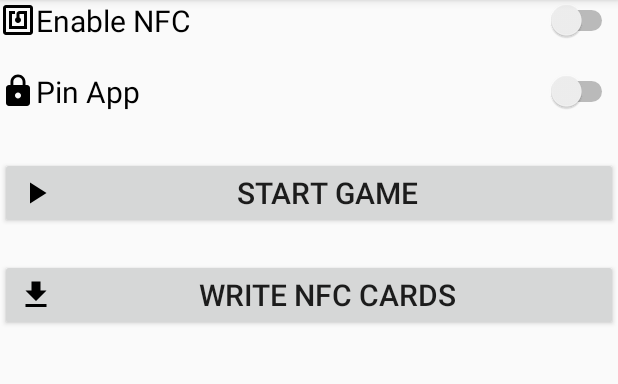
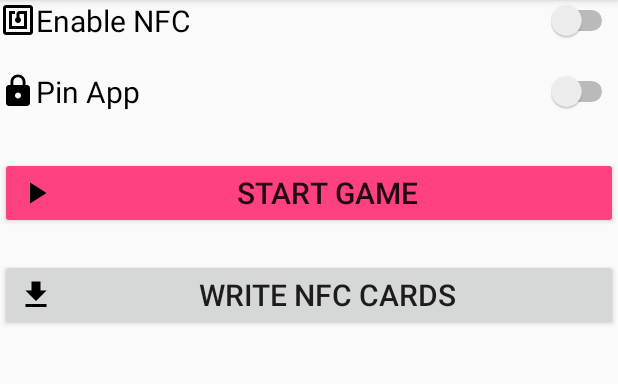
Before and after one commit to bachmmmar/nfc_sounds, an Android app: the screen it shows after launch (IntroductionActivity), on a phone screen of 412 x 824 dp, the part 84-468 px from its top. Run offline under Robolectric (Android 15) with nearby library versions, the light colour scheme and no system bars; 1 statement that could not run was skipped.

Commit message:
Introduction screen with helper video

```diff
--- a/app/src/main/java/com/bachmann/nfcsound/IntroductionActivity.java
+++ b/app/src/main/java/com/bachmann/nfcsound/IntroductionActivity.java
@@ -4,6 +4,8 @@ import android.app.AlertDialog;
 import android.content.DialogInterface;
 import android.content.Intent;
 import android.content.pm.ActivityInfo;
+import android.media.MediaPlayer;
+import android.net.Uri;
 import android.nfc.NfcAdapter;
 import android.os.Bundle;
 import android.support.v7.app.AppCompatActivity;
@@ -11,6 +13,7 @@ import android.util.Log;
 import android.view.View;
 import android.widget.Switch;
 import android.widget.Toast;
+import android.widget.VideoView;
 
 public class IntroductionActivity extends AppCompatActivity {
 
@@ -18,6 +21,7 @@ public class IntroductionActivity extends AppCompatActivity {
 
     private AppStatus status;
     private NfcAdapter nfcAdapter;
+    private VideoView helpVideo;
 
     @Override
     protected void onCreate(Bundle savedInstanceState) {
@@ -27,6 +31,8 @@ public class IntroductionActivity extends AppCompatActivity {
 
         status = ((AppContainer) getApplicationContext()).getStatus();
         nfcAdapter = NfcAdapter.getDefaultAdapter(this);
+        helpVideo = findViewById(R.id.videoView);
+        setupVideoView();
 
         isNfcSupportedOnDevice();
     }
@@ -38,6 +44,38 @@ public class IntroductionActivity extends AppCompatActivity {
         updateViewButtons();
     }
 
+    @Override
+    protected void onPause() {
+        super.onPause();
+        hideVideoView();
+    }
+
+    private void setupVideoView() {
+        hideVideoView();
+        helpVideo.setOnCompletionListener(new MediaPlayer.OnCompletionListener() {
+            @Override
+            public void onCompletion(MediaPlayer mediaPlayer) {
+                hideVideoView();
+            }
+        });
+    }
+
+    private void hideVideoView() {
+        if (!helpVideo.isPlaying()) {
+            helpVideo.stopPlayback();
+        }
+        helpVideo.setVisibility(View.INVISIBLE);
+    }
+
+    public void showNFCHint() {
+        if (!helpVideo.isPlaying()) {
+            helpVideo.setVisibility(View.VISIBLE);
+            String path = "android.resource://" + getPackageName() + "/" +  R.raw.help_enable_nfc;
+            helpVideo.setVideoURI(Uri.parse(path));
+            helpVideo.start();
+        }
+        Toast.makeText(this, getString(R.string.NFC_disabled), Toast.LENGTH_LONG).show();
+    }
 
     private boolean isNfcSupportedOnDevice() {
         if (nfcAdapter == null) {
@@ -80,8 +118,7 @@ public class IntroductionActivity extends AppCompatActivity {
 
     public void onClickStartExplorerGame(View v) {
         if (!nfcAdapter.isEnabled()) {
-            Toast.makeText(this, getString(R.string.NFC_disabled),
-                    Toast.LENGTH_LONG).show();
+            showNFCHint();
             return;
         }
 
@@ -90,8 +127,7 @@ public class IntroductionActivity extends AppCompatActivity {
 
     public void onClickWriteCard(View v) {
         if (!nfcAdapter.isEnabled()) {
-            Toast.makeText(this, getString(R.string.NFC_disabled),
-                    Toast.LENGTH_LONG).show();
+            showNFCHint();
             return;
         }
 
--- a/app/src/main/res/layout/activity_introduction.xml
+++ b/app/src/main/res/layout/activity_introduction.xml
@@ -41,10 +41,11 @@
             android:id="@+id/startGame"
             android:layout_width="match_parent"
             android:layout_height="wrap_content"
+            android:backgroundTint="@color/colorAccent"
             android:drawableStart="@drawable/ic_play_arrow_black_24dp"
             android:onClick="onClickStartExplorerGame"
-            android:textSize="@dimen/intro_screen_text_size"
-            android:text="@string/Button_startGame" />
+            android:text="@string/Button_startGame"
+            android:textSize="@dimen/intro_screen_text_size" />
 
         <Space
             android:layout_width="match_parent"
@@ -56,7 +57,17 @@
             android:layout_height="wrap_content"
             android:drawableStart="@drawable/ic_file_download_black_24dp"
             android:onClick="onClickWriteCard"
-            android:textSize="@dimen/intro_screen_text_size"
-            android:text="@string/Button_writeCards" />
+            android:text="@string/Button_writeCards"
+            android:textSize="@dimen/intro_screen_text_size" />
+
+        <Space
+            android:layout_width="match_parent"
+            android:layout_height="20dp" />
+
+        <VideoView
+            android:id="@+id/videoView"
+            android:layout_width="match_parent"
+            android:layout_height="wrap_content"
+            android:backgroundTint="@android:color/background_light" />
     </LinearLayout>
 </android.support.constraint.ConstraintLayout>
```
Also changed, not shown: 1 other file.
